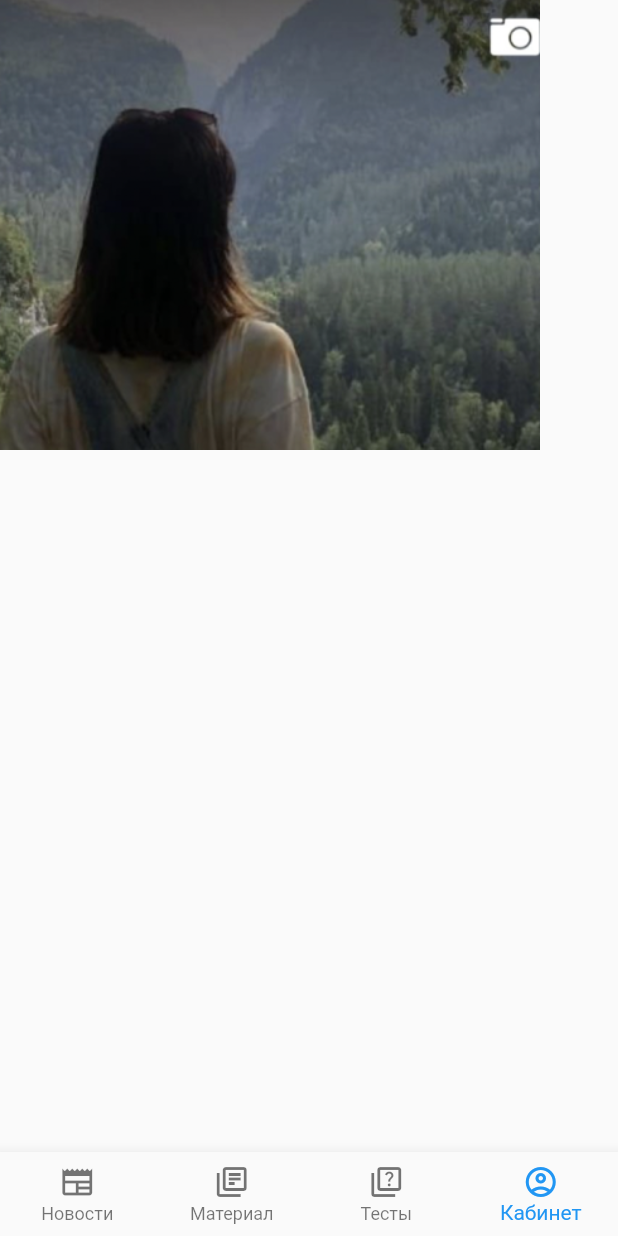
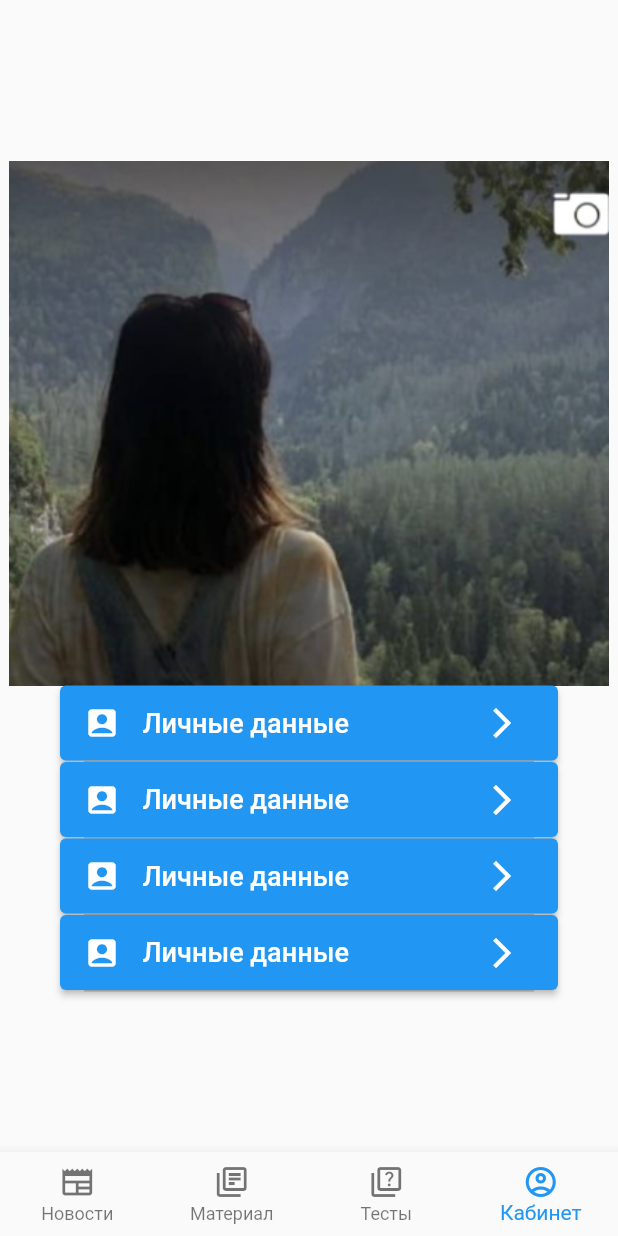
Before and after one commit to Nekori228/EmTest, a Flutter app: the screen it shows after launch, item 4 of the bottom bar chosen, on a phone screen of 412 x 824 dp. Run offline on Flutter 3.47's test engine with Material 2 defaults, Android fonts, the phone set to English and light mode, and no system bars.

Commit message:
Add file bio.dart, finansal_date.dart, sale_card.dart. Improve big size diagonal (center)(airplane).

```diff
--- a/lib/pages/intro_test.dart
+++ b/lib/pages/intro_test.dart
@@ -29,6 +29,7 @@ class intro_test extends StatelessWidget {
       ),
       body: SingleChildScrollView(
         scrollDirection: Axis.vertical,
+        child: Center(
           child: Column(
             children: [
               block_test(),
@@ -47,6 +48,7 @@ class intro_test extends StatelessWidget {
               block_grey(),
               block_test(),
             ],
+          ),
         ),
       ),
     );
--- a/lib/pages/material.dart
+++ b/lib/pages/material.dart
@@ -52,6 +52,9 @@ class material_list extends StatelessWidget {
   @override
   Widget build(BuildContext context) {
     return ElevatedButton(
+      style: ButtonStyle(
+
+      ),
       onPressed: () {
         Navigator.push(context, MaterialPageRoute(builder: (context) => material_content()));
       },
--- a/lib/pages/news.dart
+++ b/lib/pages/news.dart
@@ -32,6 +32,7 @@ class _newsState extends State<news> {
       ),
       body: SingleChildScrollView(
         scrollDirection: Axis.vertical,
+        child: Center(
           child: Column(
             children: [
               news_info(),
@@ -39,7 +40,10 @@ class _newsState extends State<news> {
               news_info(),
               news_info(),
               news_info(),
+              news_info(),
+              news_info(),
             ],
+          ),
         ),
       ),
     );
--- a/lib/pages/office_page.dart
+++ b/lib/pages/office_page.dart
@@ -1,4 +1,10 @@
+import 'package:emtest/pages/finansal_date.dart';
+import 'package:emtest/pages/sale_card.dart';
 import 'package:flutter/material.dart';
+
+import 'bio.dart';
+import 'intro_test.dart';
+import 'material_cont.dart';
 
 class office extends StatelessWidget {
   const office({Key? key}) : super(key: key);
@@ -6,17 +12,75 @@ class office extends StatelessWidget {
   @override
   Widget build(BuildContext context) {
     return Scaffold(
-      body: Container(
-        width: 360,
-        height: 300,
-        decoration: BoxDecoration(
-          color: Colors.white,
-          image: DecorationImage(
-            image: AssetImage('assets/images/proffile_photo.png'),
-            fit: BoxFit.cover,
+      body: Column(
+        mainAxisAlignment: MainAxisAlignment.center,
+        children: [
+          acc_photo(),
+          icon_block(),
+          block_grey(),
+          icon_block(),
+          block_grey(),
+          icon_block(),
+          block_grey(),
+          icon_block(),
+          block_grey(),
+        ],
+      ),
+    );
+  }
+}
+
+class icon_block extends StatelessWidget {
+  const icon_block({Key? key}) : super(key: key);
+
+  @override
+  Widget build(BuildContext context) {
+    return Center(
+      child: ElevatedButton(
+        onPressed: () {
+          Navigator.push(context,
+              MaterialPageRoute(builder: (context) => date()));
+        },
+        child: SizedBox(
+          width: 300,
+          height: 50,
+          child: Row(
+            children: [
+              Padding(
+                padding: const EdgeInsets.fromLTRB(0, 0, 15, 0),
+                child: Icon(Icons.account_box),
+              ),
+              Text(
+                'Личные данные',
+                style: TextStyle(fontSize: 18),
+              ),
+              Padding(
+                padding: const EdgeInsets.fromLTRB(90, 0, 0, 0),
+                child: Icon(Icons.arrow_forward_ios),
+              )
+            ],
           ),
         ),
       ),
     );
   }
 }
+
+class acc_photo extends StatelessWidget {
+  const acc_photo({Key? key}) : super(key: key);
+
+  @override
+  Widget build(BuildContext context) {
+    return Container(
+      width: 400,
+      height: 350,
+      decoration: BoxDecoration(
+        color: Colors.white,
+        image: DecorationImage(
+          image: AssetImage('assets/images/proffile_photo.png'),
+          fit: BoxFit.cover,
+        ),
+      ),
+    );
+  }
+}
--- a/lib/pages/tests_page.dart
+++ b/lib/pages/tests_page.dart
@@ -31,6 +31,7 @@ class tests extends StatelessWidget {
       ),
       body: SingleChildScrollView(
         scrollDirection: Axis.vertical,
+        child: Center(
           child: Column(
             children: [
               tests_block(),
@@ -40,6 +41,7 @@ class tests extends StatelessWidget {
               tests_block(),
               tests_block(),
             ],
+          ),
         ),
       ),
     );
--- a/pubspec.yaml
+++ b/pubspec.yaml
@@ -20,7 +20,7 @@ publish_to: 'none' # Remove this line if you wish to publish to pub.dev
 version: 1.0.0+1
 
 environment:
-  sdk: '>=2.18.2 <3.0.0'
+  sdk: '>=2.18.1 <3.0.0'
 
 # Dependencies specify other packages that your package needs in order to work.
 # To automatically upgrade your package dependencies to the latest versions
```
Also changed, not shown: lib/pages/bio.dart (added, +126 -0 lines), lib/pages/finansal_date.dart (added, +162 -0 lines), lib/pages/material_cont.dart (+6 -6 lines), lib/pages/sale_card.dart (added, +51 -0 lines), pubspec.lock. Lines whose indentation alone changed are shown as unchanged.
